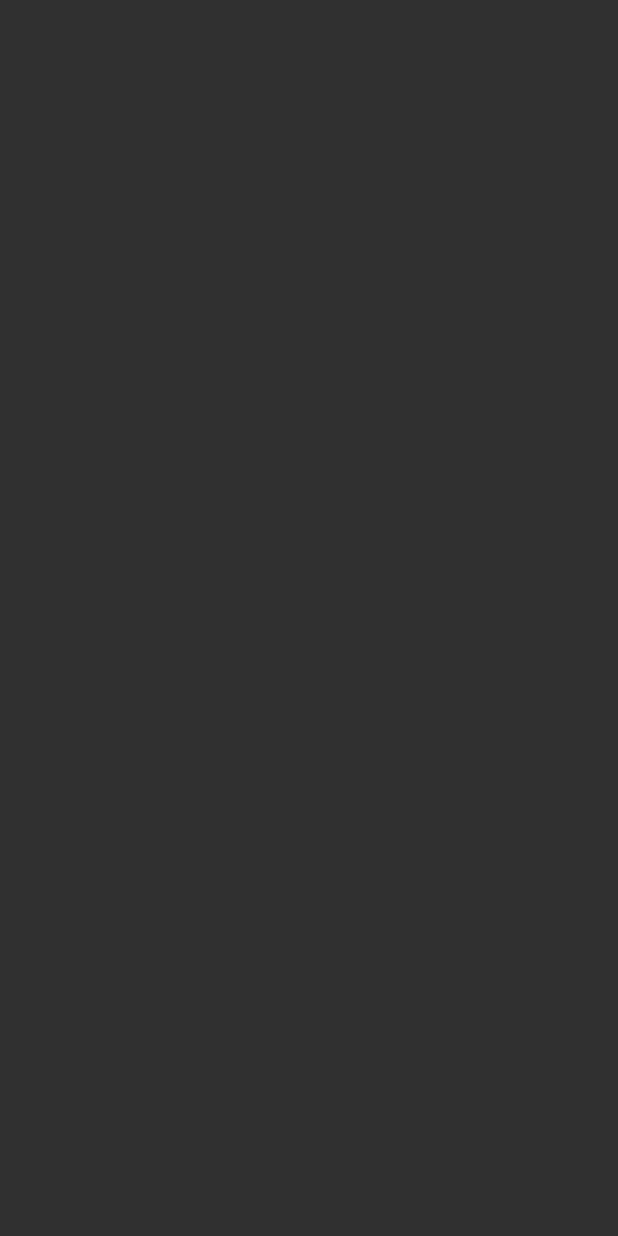
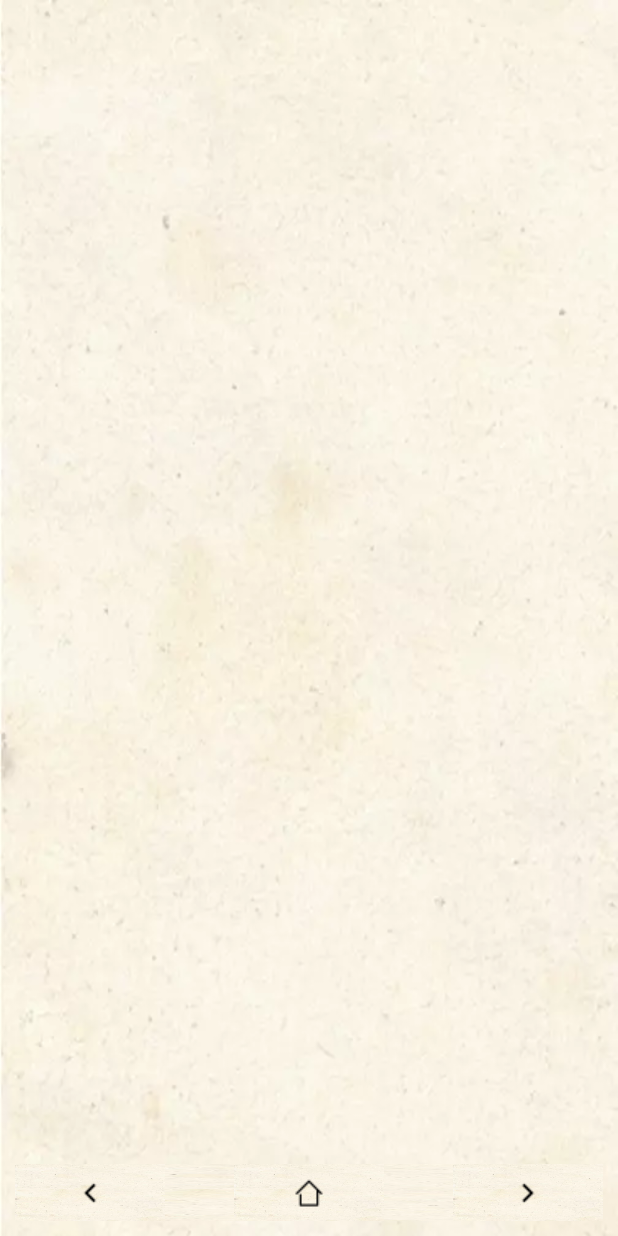
Before and after one commit to mariaisabel02/Diccionario-de-las-cosas-malecu, an Android app: the jerro2 screen opened directly, with no data from a screen before it, on a phone screen of 412 x 824 dp. Before the commit the screen is empty. Run offline under Robolectric (Android 15) with nearby library versions, the phone set to English and light mode, and no system bars.

Commit message:
Ya está la actividad jerro1 con las primeras 2 imagenes del libro y la base para la actividad jerro2 lista para ponerle imágenes

```diff
--- a/Diccionario/app/src/main/java/ucr/ecci/diccionariocosasmalecu/jerro2.java
+++ b/Diccionario/app/src/main/java/ucr/ecci/diccionariocosasmalecu/jerro2.java
@@ -2,7 +2,11 @@ package ucr.ecci.diccionariocosasmalecu;
 
 import androidx.appcompat.app.AppCompatActivity;
 
+import android.content.Context;
+import android.content.Intent;
 import android.os.Bundle;
+import android.view.View;
+import android.widget.ImageButton;
 
 public class jerro2 extends AppCompatActivity {
 
@@ -10,5 +14,38 @@ public class jerro2 extends AppCompatActivity {
     protected void onCreate(Bundle savedInstanceState) {
         super.onCreate(savedInstanceState);
         setContentView(R.layout.activity_jerro2);
+
+        ImageButton boton_atras = (ImageButton)findViewById(R.id.btn_atras);
+        ImageButton boton_adelante = (ImageButton)findViewById(R.id.btn_adelante);
+        ImageButton boton_principal = (ImageButton)findViewById(R.id.btn_principal);
+        final Context context = this;
+
+        //para cada botón poner hacia cuál actividad va
+        boton_atras.setOnClickListener(new View.OnClickListener() {
+            @Override
+            public void onClick(View v){
+                Intent intent = new Intent(context, jerro1.class);
+                startActivity(intent);
+                overridePendingTransition(R.anim.izq_der, R.anim.der_izq);
+            }
+        });
+
+        boton_adelante.setOnClickListener(new View.OnClickListener() {
+            @Override
+            public void onClick(View v){
+                Intent intent = new Intent(context, jerro2.class);
+                startActivity(intent);
+                overridePendingTransition(R.anim.slide_in_der, R.anim.slide_out_izq);
+            }
+        });
+
+        boton_principal.setOnClickListener(new View.OnClickListener() {
+            @Override
+            public void onClick(View v){
+                Intent intent = new Intent(context, paginaPrincipal.class);
+                startActivity(intent);
+                overridePendingTransition(R.anim.izq_der, R.anim.der_izq);
+            }
+        });
     }
 }
--- a/Diccionario/app/src/main/res/layout/activity_jerro2.xml
+++ b/Diccionario/app/src/main/res/layout/activity_jerro2.xml
@@ -1,9 +1,70 @@
 <?xml version="1.0" encoding="utf-8"?>
-<androidx.constraintlayout.widget.ConstraintLayout xmlns:android="http://schemas.android.com/apk/res/android"
-    xmlns:app="http://schemas.android.com/apk/res-auto"
-    xmlns:tools="http://schemas.android.com/tools"
+<RelativeLayout xmlns:android="http://schemas.android.com/apk/res/android"
     android:layout_width="match_parent"
     android:layout_height="match_parent"
-    tools:context=".jerro2">
+    xmlns:app="http://schemas.android.com/apk/res-auto"
+    android:orientation="vertical"
+    android:background="@drawable/fondo"
+    android:padding="10dp">
 
-</androidx.constraintlayout.widget.ConstraintLayout>
+    <ScrollView
+        android:layout_width="match_parent"
+        android:layout_height="match_parent"
+        android:fillViewport="true">
+
+
+        <LinearLayout
+            android:layout_width="match_parent"
+            android:layout_height="wrap_content"
+            android:orientation="vertical">
+
+            <!--<ImageView
+                android:layout_width="match_parent"
+                android:layout_height="400dp"
+                android:src="@drawable/jerro1" />
+
+            <ImageView
+                android:layout_width="match_parent"
+                android:layout_height="400dp"
+                android:src="@drawable/jerro2" />-->
+
+            <TextView
+                android:layout_width="wrap_content"
+                android:layout_height="wrap_content"
+                android:textAlignment="center"
+                android:textSize="24dp"
+                android:textColor="#410F0F" />
+        </LinearLayout>
+    </ScrollView>
+
+    <RelativeLayout
+        android:layout_width="wrap_content"
+        android:layout_height="38dp"
+        android:layout_alignParentBottom="true"
+        android:background="@drawable/fondo"
+        android:orientation="horizontal">
+
+        <ImageButton
+            android:id="@+id/btn_atras"
+            android:layout_width="100dp"
+            android:layout_height="70dp"
+            android:background="@drawable/fondo"
+            app:srcCompat="@drawable/atras" />
+
+        <ImageButton
+            android:id="@+id/btn_principal"
+            android:layout_width="100dp"
+            android:layout_height="70dp"
+            android:layout_centerHorizontal="true"
+            android:background="@drawable/fondo"
+            app:srcCompat="@drawable/home" />
+
+        <ImageButton
+            android:id="@+id/btn_adelante"
+            android:layout_width="100dp"
+            android:layout_height="70dp"
+            android:layout_alignParentRight="true"
+            android:background="@drawable/fondo"
+            app:srcCompat="@drawable/adelante" />
+    </RelativeLayout>
+</RelativeLayout>
```
Also changed, not shown: Diccionario/app/src/main/res/layout/activity_jerro1.xml (+28 -10 lines), Diccionario/app/src/main/res/drawable/jerro1.png (deleted), Diccionario/app/src/main/res/drawable/jerro1.webp (added), Diccionario/app/src/main/res/drawable/jerro2.webp (added).
